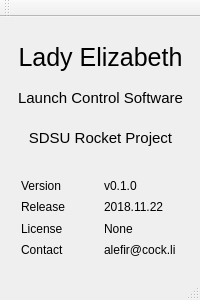
Above: controlsoftware/linux/about.ui from SDSURocketProject/FAR-MARS before the change. Below: the same form after it.
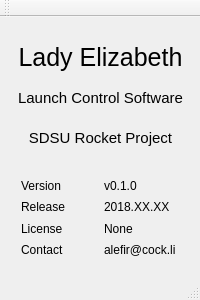
That is the form after the change.

Commit message: make release date generic

```diff
--- a/controlsoftware/linux/about.ui
+++ b/controlsoftware/linux/about.ui
@@ -123,7 +123,7 @@
      <item row="1" column="1">
       <widget class="QLabel" name="label_5">
        <property name="text">
-        <string>2018.11.22</string>
+        <string>2018.XX.XX</string>
        </property>
       </widget>
      </item>
```
